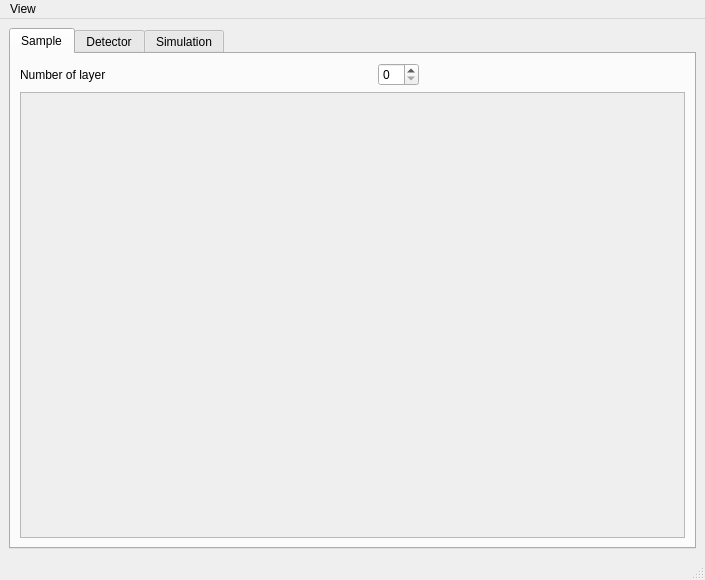
Old version of the form siegmainwindow.ui in the repository amirtosson/GISASSimulationBornAgainBased.
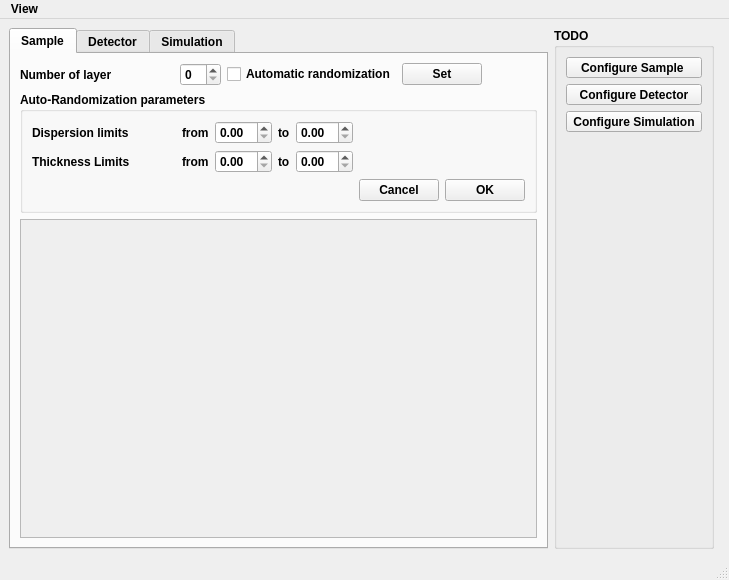
New version of the form.

Patch:
```diff
--- a/siegmainwindow.ui
+++ b/siegmainwindow.ui
@@ -10,13 +10,25 @@
     <height>580</height>
    </rect>
   </property>
+  <property name="font">
+   <font>
+    <weight>75</weight>
+    <bold>true</bold>
+   </font>
+  </property>
   <property name="windowTitle">
    <string>GISAS simulation Siegen</string>
   </property>
   <widget class="QWidget" name="centralwidget">
-   <layout class="QVBoxLayout" name="verticalLayout">
+   <layout class="QHBoxLayout" name="horizontalLayout">
     <item>
      <widget class="QTabWidget" name="tabWidget">
+      <property name="sizePolicy">
+       <sizepolicy hsizetype="MinimumExpanding" vsizetype="Expanding">
+        <horstretch>4</horstretch>
+        <verstretch>0</verstretch>
+       </sizepolicy>
+      </property>
       <property name="currentIndex">
        <number>0</number>
       </property>
@@ -25,43 +37,7 @@
         <string>Sample</string>
        </attribute>
        <layout class="QGridLayout" name="gridLayout">
-        <item row="0" column="2">
-         <widget class="QSpinBox" name="spinBox"/>
-        </item>
-        <item row="0" column="1">
-         <spacer name="horizontalSpacer">
-          <property name="orientation">
-           <enum>Qt::Horizontal</enum>
-          </property>
-          <property name="sizeHint" stdset="0">
-           <size>
-            <width>40</width>
-            <height>20</height>
-           </size>
-          </property>
-         </spacer>
-        </item>
-        <item row="0" column="0">
-         <widget class="QLabel" name="label">
-          <property name="text">
-           <string>Number of layer</string>
-          </property>
-         </widget>
-        </item>
-        <item row="0" column="3">
-         <spacer name="horizontalSpacer_2">
-          <property name="orientation">
-           <enum>Qt::Horizontal</enum>
-          </property>
-          <property name="sizeHint" stdset="0">
-           <size>
-            <width>40</width>
-            <height>20</height>
-           </size>
-          </property>
-         </spacer>
-        </item>
-        <item row="1" column="0" colspan="4">
+        <item row="2" column="0" colspan="7">
          <widget class="QScrollArea" name="scrollArea">
           <property name="widgetResizable">
            <bool>true</bool>
@@ -71,13 +47,216 @@
             <rect>
              <x>0</x>
              <y>0</y>
-             <width>663</width>
-             <height>444</height>
+             <width>486</width>
+             <height>319</height>
             </rect>
            </property>
           </widget>
          </widget>
         </item>
+        <item row="0" column="5">
+         <widget class="QPushButton" name="setButton">
+          <property name="text">
+           <string>Set</string>
+          </property>
+         </widget>
+        </item>
+        <item row="0" column="3">
+         <widget class="QSpinBox" name="spinBox"/>
+        </item>
+        <item row="0" column="1">
+         <spacer name="horizontalSpacer">
+          <property name="orientation">
+           <enum>Qt::Horizontal</enum>
+          </property>
+          <property name="sizeHint" stdset="0">
+           <size>
+            <width>40</width>
+            <height>20</height>
+           </size>
+          </property>
+         </spacer>
+        </item>
+        <item row="0" column="0">
+         <widget class="QLabel" name="label">
+          <property name="text">
+           <string>Number of layer</string>
+          </property>
+         </widget>
+        </item>
+        <item row="0" column="4">
+         <widget class="QCheckBox" name="autoRandCheckBox">
+          <property name="text">
+           <string>Automatic randomization</string>
+          </property>
+         </widget>
+        </item>
+        <item row="0" column="6">
+         <spacer name="horizontalSpacer_2">
+          <property name="orientation">
+           <enum>Qt::Horizontal</enum>
+          </property>
+          <property name="sizeHint" stdset="0">
+           <size>
+            <width>40</width>
+            <height>20</height>
+           </size>
+          </property>
+         </spacer>
+        </item>
+        <item row="1" column="0" colspan="7">
+         <widget class="QGroupBox" name="randGroupBox">
+          <property name="enabled">
+           <bool>true</bool>
+          </property>
+          <property name="sizePolicy">
+           <sizepolicy hsizetype="Preferred" vsizetype="Minimum">
+            <horstretch>0</horstretch>
+            <verstretch>0</verstretch>
+           </sizepolicy>
+          </property>
+          <property name="title">
+           <string>Auto-Randomization parameters</string>
+          </property>
+          <layout class="QGridLayout" name="gridLayout_2">
+           <item row="0" column="3">
+            <widget class="QDoubleSpinBox" name="disSpinBoxMin">
+             <property name="prefix">
+              <string/>
+             </property>
+             <property name="singleStep">
+              <double>0.100000000000000</double>
+             </property>
+            </widget>
+           </item>
+           <item row="1" column="5">
+            <widget class="QDoubleSpinBox" name="thickSpinBoxMax">
+             <property name="singleStep">
+              <double>0.100000000000000</double>
+             </property>
+            </widget>
+           </item>
+           <item row="0" column="7">
+            <spacer name="horizontalSpacer_3">
+             <property name="orientation">
+              <enum>Qt::Horizontal</enum>
+             </property>
+             <property name="sizeHint" stdset="0">
+              <size>
+               <width>40</width>
+               <height>20</height>
+              </size>
+             </property>
+            </spacer>
+           </item>
+           <item row="1" column="4">
+            <widget class="QLabel" name="label_2">
+             <property name="text">
+              <string>to</string>
+             </property>
+            </widget>
+           </item>
+           <item row="0" column="2">
+            <widget class="QLabel" name="label_8">
+             <property name="text">
+              <string>from</string>
+             </property>
+            </widget>
+           </item>
+           <item row="0" column="5">
+            <widget class="QDoubleSpinBox" name="disSpinBoxMax">
+             <property name="singleStep">
+              <double>0.100000000000000</double>
+             </property>
+            </widget>
+           </item>
+           <item row="0" column="4">
+            <widget class="QLabel" name="label_9">
+             <property name="text">
+              <string>to</string>
+             </property>
+            </widget>
+           </item>
+           <item row="2" column="6">
+            <widget class="QPushButton" name="pushButton_2">
+             <property name="sizePolicy">
+              <sizepolicy hsizetype="Fixed" vsizetype="Fixed">
+               <horstretch>0</horstretch>
+               <verstretch>0</verstretch>
+              </sizepolicy>
+             </property>
+             <property name="text">
+              <string>Cancel</string>
+             </property>
+            </widget>
+           </item>
+           <item row="0" column="1">
+            <spacer name="horizontalSpacer_4">
+             <property name="orientation">
+              <enum>Qt::Horizontal</enum>
+             </property>
+             <property name="sizeHint" stdset="0">
+              <size>
+               <width>40</width>
+               <height>20</height>
+              </size>
+             </property>
+            </spacer>
+           </item>
+           <item row="1" column="3">
+            <widget class="QDoubleSpinBox" name="thickSpinBoxMin">
+             <property name="singleStep">
+              <double>0.100000000000000</double>
+             </property>
+            </widget>
+           </item>
+           <item row="0" column="0">
+            <widget class="QLabel" name="label_5">
+             <property name="text">
+              <string>Dispersion limits</string>
+             </property>
+            </widget>
+           </item>
+           <item row="2" column="7">
+            <widget class="QPushButton" name="randomParaOKButton">
+             <property name="sizePolicy">
+              <sizepolicy hsizetype="Fixed" vsizetype="Fixed">
+               <horstretch>0</horstretch>
+               <verstretch>0</verstretch>
+              </sizepolicy>
+             </property>
+             <property name="text">
+              <string>OK</string>
+             </property>
+            </widget>
+           </item>
+           <item row="1" column="2">
+            <widget class="QLabel" name="label_3">
+             <property name="text">
+              <string>from</string>
+             </property>
+            </widget>
+           </item>
+           <item row="1" column="0">
+            <widget class="QLabel" name="label_6">
+             <property name="text">
+              <string>Thickness Limits</string>
+             </property>
+            </widget>
+           </item>
+           <item row="2" column="0" colspan="6">
+            <widget class="QLabel" name="errorText">
+             <property name="styleSheet">
+              <string notr="true">color: rgb(255, 26, 5);</string>
+             </property>
+             <property name="text">
+              <string/>
+             </property>
+            </widget>
+           </item>
+          </layout>
+         </widget>
+        </item>
        </layout>
       </widget>
       <widget class="QWidget" name="detectoTab">
@@ -92,6 +271,79 @@
       </widget>
      </widget>
     </item>
+    <item>
+     <widget class="QGroupBox" name="groupBox">
+      <property name="sizePolicy">
+       <sizepolicy hsizetype="Expanding" vsizetype="Preferred">
+        <horstretch>0</horstretch>
+        <verstretch>0</verstretch>
+       </sizepolicy>
+      </property>
+      <property name="title">
+       <string>TODO</string>
+      </property>
+      <layout class="QVBoxLayout" name="verticalLayout">
+       <item>
+        <widget class="QToolButton" name="configSampleButton">
+         <property name="sizePolicy">
+          <sizepolicy hsizetype="MinimumExpanding" vsizetype="Maximum">
+           <horstretch>0</horstretch>
+           <verstretch>0</verstretch>
+          </sizepolicy>
+         </property>
+         <property name="text">
+          <string>Configure Sample </string>
+         </property>
+         <property name="toolButtonStyle">
+          <enum>Qt::ToolButtonTextBesideIcon</enum>
+         </property>
+        </widget>
+       </item>
+       <item>
+        <widget class="QToolButton" name="configDetectorButton">
+         <property name="sizePolicy">
+          <sizepolicy hsizetype="Minimum" vsizetype="Fixed">
+           <horstretch>0</horstretch>
+           <verstretch>0</verstretch>
+          </sizepolicy>
+         </property>
+         <property name="text">
+          <string>Configure Detector</string>
+         </property>
+         <property name="toolButtonStyle">
+          <enum>Qt::ToolButtonTextBesideIcon</enum>
+         </property>
+        </widget>
+       </item>
+       <item>
+        <widget class="QToolButton" name="configSimButton">
+         <property name="text">
+          <string>Configure Simulation</string>
+         </property>
+         <property name="toolButtonStyle">
+          <enum>Qt::ToolButtonTextBesideIcon</enum>
+         </property>
+        </widget>
+       </item>
+       <item>
+        <spacer name="verticalSpacer">
+         <property name="orientation">
+          <enum>Qt::Vertical</enum>
+         </property>
+         <property name="sizeHint" stdset="0">
+          <size>
+           <width>20</width>
+           <height>40</height>
+          </size>
+         </property>
+        </spacer>
+       </item>
+      </layout>
+     </widget>
+    </item>
+    <item>
+     <widget class="QWidget" name="widget" native="true"/>
+    </item>
    </layout>
   </widget>
   <widget class="QMenuBar" name="menubar">
```
